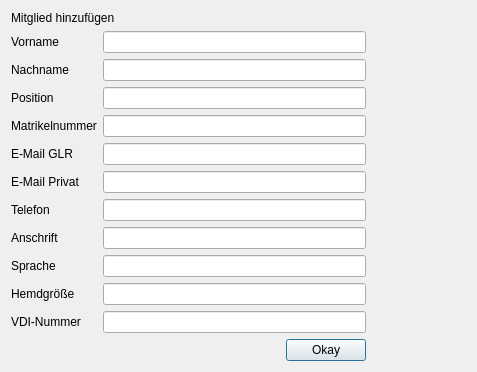
Above: createmember.ui from green-lion-racing/glr-database before the change. Below: the same form after it.
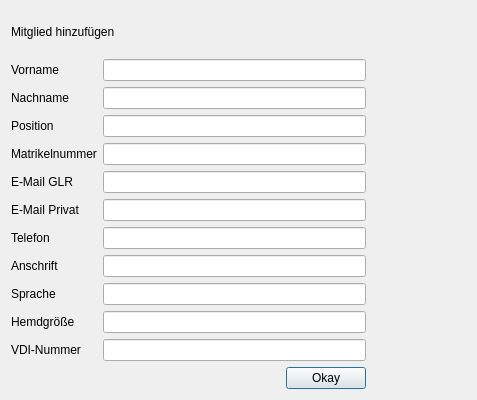
That is the form after the change.

Commit message: improve qss and tab order

The edit to the form file:
```diff
--- a/createmember.ui
+++ b/createmember.ui
@@ -7,7 +7,7 @@
     <x>0</x>
     <y>0</y>
     <width>477</width>
-    <height>370</height>
+    <height>400</height>
    </rect>
   </property>
   <property name="windowTitle">
@@ -125,14 +125,14 @@
         <widget class="QLineEdit" name="le_language"/>
        </item>
        <item row="9" column="0">
-        <widget class="QLabel" name="label">
+        <widget class="QLabel" name="label_11">
          <property name="text">
           <string>Hemdgröße</string>
          </property>
         </widget>
        </item>
        <item row="10" column="0">
-        <widget class="QLabel" name="label_11">
+        <widget class="QLabel" name="label_12">
          <property name="text">
           <string>VDI-Nummer</string>
          </property>
```
Left out of the diff: 2 changed lines with no effect on the pictures. The commit also changes 3 other files.
